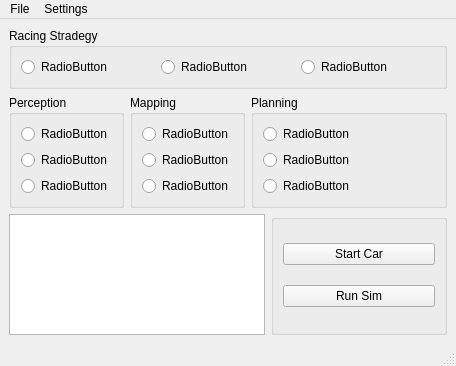
Old version of the form CodeBase/MainWindowCL.ui in the repository jaw566/Capstone.
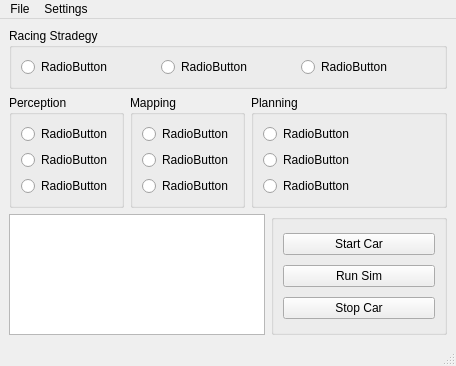
New version of the form.

Diff of the .ui file:
```diff
--- a/CodeBase/MainWindowCL.ui
+++ b/CodeBase/MainWindowCL.ui
@@ -147,6 +147,13 @@
          </property>
         </widget>
        </item>
+       <item>
+        <widget class="QPushButton" name="stopCarBttn">
+         <property name="text">
+          <string>Stop Car</string>
+         </property>
+        </widget>
+       </item>
       </layout>
      </widget>
     </item>
```
